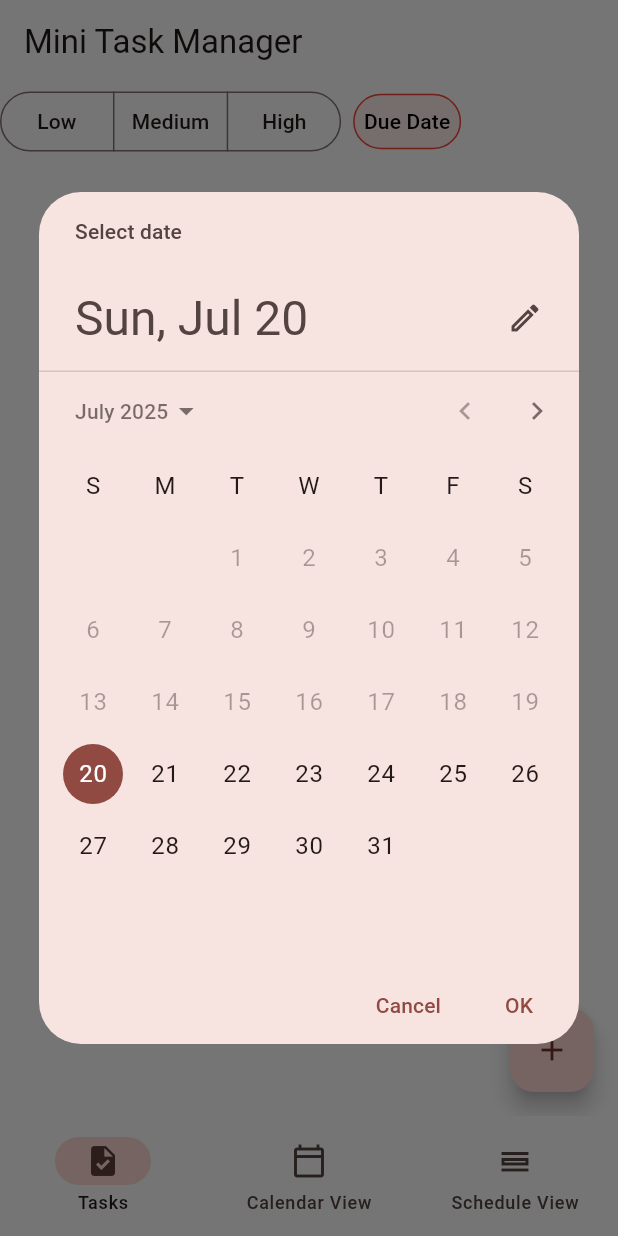
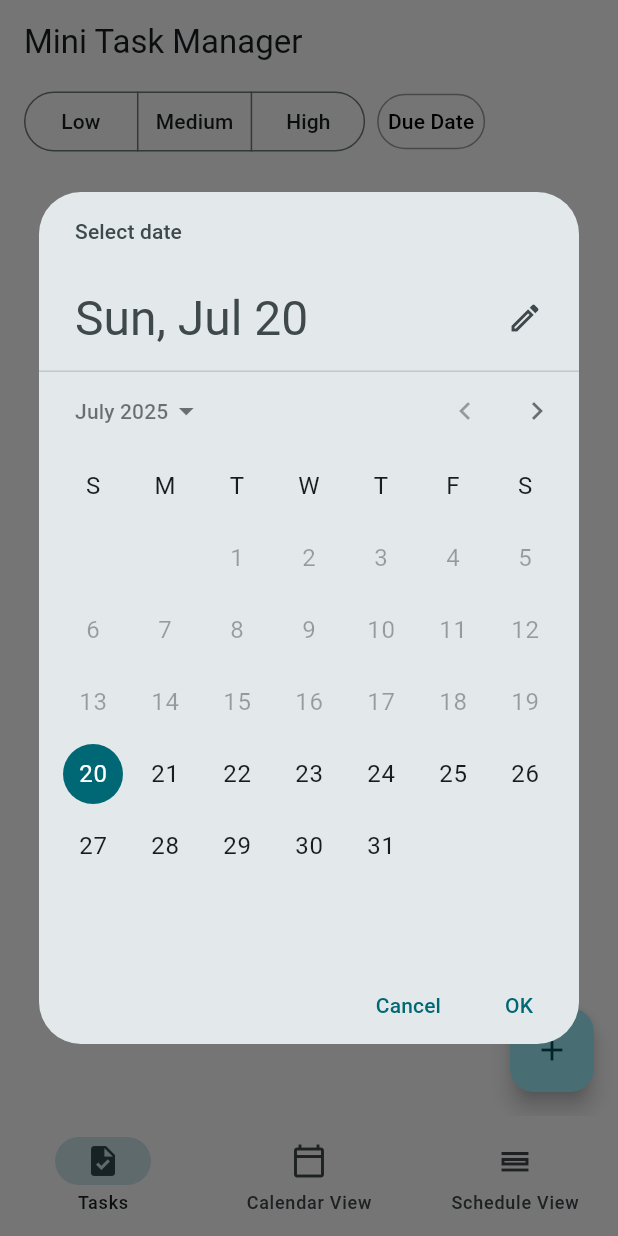
Before and after one commit to subhan-ahmd/jamtm, a Flutter app: the screen it shows after launch, after a tap on "Due Date", on a phone screen of 412 x 824 dp. Run offline on Flutter 3.47's test engine with Material 3 defaults, Android fonts, the phone set to English and light mode, and no system bars; our stand-ins replace drift, flutter_riverpod, riverpod_annotation, syncfusion_flutter_calendar; accounts and stored records are empty; generated files the repository leaves out were written again.

Commit message:
feat: update home screen ui

```diff
--- a/lib/screens/home/home_screen.dart
+++ b/lib/screens/home/home_screen.dart
@@ -7,6 +7,8 @@ import 'package:mini_task_manager/screens/home/providers/task_due_date_provider.
 import 'package:mini_task_manager/screens/home/providers/task_priority_provider.dart';
 import 'package:mini_task_manager/screens/home/widgets/task_bottom_sheet.dart';
 import 'package:mini_task_manager/screens/home/widgets/task_tile.dart';
+import 'package:mini_task_manager/utils/color_manager.dart';
+import 'package:mini_task_manager/utils/theme_manager.dart';
 import 'package:mini_task_manager/widgets/basic_bottom_sheet.dart';
 import 'package:mini_task_manager/widgets/basic_button.dart';
 import 'package:mini_task_manager/widgets/new_task_fab.dart';
@@ -81,6 +83,10 @@ class HomeScreen extends ConsumerWidget {
             width: double.maxFinite,
             child: SingleChildScrollView(
               scrollDirection: Axis.horizontal,
+              child: Padding(
+                padding: EdgeInsets.symmetric(
+                  horizontal: ThemeManager.horizontalPadding,
+                ),
                 child: Row(
                   crossAxisAlignment: CrossAxisAlignment.center,
                   mainAxisAlignment: MainAxisAlignment.start,
@@ -108,7 +114,7 @@ class HomeScreen extends ConsumerWidget {
                       data: dueDate != null
                           ? "Due: ${dueDate.toLocal().toIso8601String().split('T').first}"
                           : "Due Date",
-
+                      paddingSize: const Size(80, 45),
                       onPressed: () async {
                         DateTime startDate = DateTime(
                           DateTime.now().year,
@@ -130,8 +136,9 @@ class HomeScreen extends ConsumerWidget {
                     if (priority != null || dueDate != null)
                       BasicButton(
                         data: "",
-                      icon: Icon(Icons.close),
+                        icon: Icon(Icons.close, color: ColorManager.red),
                         noPadding: true,
+                        paddingSize: const Size(45, 45),
                         onPressed: () async {
                           ref
                               .read(taskDueDateProvider.notifier)
@@ -145,7 +152,12 @@ class HomeScreen extends ConsumerWidget {
                 ),
               ),
             ),
+          ),
           Expanded(
+            child: Padding(
+              padding: EdgeInsets.symmetric(
+                horizontal: ThemeManager.horizontalPadding,
+              ),
               child: tasks.when(
                 data: (tasks) => ListView.builder(
                   itemCount: tasks.length,
@@ -153,6 +165,8 @@ class HomeScreen extends ConsumerWidget {
                     final task = tasks[index];
                     return TaskTile(
                       task: task,
+                      selected: selectedTasks.contains(task.id),
+                      selection: selectedTasks.isNotEmpty,
                       onTap: selectedTasks.isEmpty
                           ? () {
                               BasicBottomSheet.openSheet(
@@ -178,7 +192,9 @@ class HomeScreen extends ConsumerWidget {
                               .read(selectedTasksProvider.notifier)
                               .remove(task.id!);
                         } else {
-                        ref.read(selectedTasksProvider.notifier).add(task.id!);
+                          ref
+                              .read(selectedTasksProvider.notifier)
+                              .add(task.id!);
                         }
                       },
                     );
@@ -189,8 +205,9 @@ class HomeScreen extends ConsumerWidget {
                     Center(child: Text("Error: $error")),
               ),
             ),
+          ),
         ],
-      )
+      ),
     );
   }
 }
--- a/lib/utils/color_manager.dart
+++ b/lib/utils/color_manager.dart
@@ -4,7 +4,19 @@ class ColorManager {
   static const white = Colors.white;
   static const black = Colors.black;
   static const transparent = Colors.transparent;
-  static const accent = Colors.red;
+  static const accent = grey;
   static const background = white;
+  static const grey = Colors.grey;
+  static const red = Colors.red;
+  static final cardBackground = grey.shade200;
+  static final selectedSegment = grey.shade400;
   static const primaryText = black;
+  static const highPriority = Colors.red;
+  static const mediumPriority = Colors.orange;
+  static const lowPriority = Colors.green;
+  static const priorities = <int, Color>{
+    3: highPriority,
+    2: mediumPriority,
+    1: lowPriority,
+  };
 }
--- a/lib/utils/theme_manager.dart
+++ b/lib/utils/theme_manager.dart
@@ -1,8 +1,10 @@
 import 'package:flutter/material.dart';
+import 'package:intl/intl.dart';
 import 'package:mini_task_manager/utils/color_manager.dart';
 
 class ThemeManager {
-  static double horizontalPadding = 20;
+  static double horizontalPadding = 16;
+  static DateFormat dateFormat = DateFormat('MMMM dd, yyyy');
 
   static final appTheme = ThemeData.light(useMaterial3: true).copyWith(
     colorScheme: ColorScheme.fromSeed(seedColor: ColorManager.accent),
@@ -18,5 +20,28 @@ class ThemeManager {
     bottomNavigationBarTheme: const BottomNavigationBarThemeData(
       backgroundColor: ColorManager.white,
     ),
+    cardTheme: CardThemeData(
+      elevation: 0,
+      color: ColorManager.cardBackground,
+      surfaceTintColor: ColorManager.transparent,
+      shadowColor: ColorManager.transparent,
+      shape: const RoundedRectangleBorder(
+        borderRadius: BorderRadius.all(Radius.circular(16)),
+      ),
+    ),
+    segmentedButtonTheme: SegmentedButtonThemeData(
+      style: ButtonStyle(
+        backgroundColor: WidgetStateProperty.resolveWith((states) {
+          return states.contains(WidgetState.selected)
+              ? ColorManager.selectedSegment
+              : null;
+        }),
+      ),
+    ),
+    // elevatedButtonTheme: ElevatedButtonThemeData(
+    //   style: ButtonStyle(
+    //    overlayColor: WidgetStateProperty.all(ColorManager.selectedSegment),
+    //   ),
+    // )
   );
 }
--- a/lib/widgets/basic_button.dart
+++ b/lib/widgets/basic_button.dart
@@ -10,6 +10,7 @@ class BasicButton extends StatelessWidget {
   final bool maxButton;
   final Size? buttonSize;
   final bool noPadding;
+  final Size paddingSize;
   final Widget? icon;
   const BasicButton({
     super.key,
@@ -20,6 +21,7 @@ class BasicButton extends StatelessWidget {
     this.textColor,
     this.maxButton = false,
     this.noPadding = true,
+    this.paddingSize = const Size(0, 0),
     this.buttonSize,
     this.icon,
   });
@@ -34,16 +36,16 @@ class BasicButton extends StatelessWidget {
         ),
         visualDensity: VisualDensity.compact,
         tapTargetSize: MaterialTapTargetSize.shrinkWrap,
-        backgroundColor: WidgetStateProperty.all(backgroundColor),
+        backgroundColor: WidgetStateProperty.all(backgroundColor??ColorManager.background),
         surfaceTintColor: WidgetStateProperty.all(Colors.transparent),
-        minimumSize: maxButton
+        minimumSize: noPadding?WidgetStateProperty.all(paddingSize):(maxButton
                 ? WidgetStateProperty.all(Size(double.infinity, 55))
                 : (buttonSize != null
                     ? WidgetStateProperty.all(buttonSize ?? const Size(146, 44))
-                    : WidgetStateProperty.all(Size(80, 45))),
-        shadowColor: WidgetStateProperty.all(Colors.transparent),
+                    : WidgetStateProperty.all(Size(80, 45)))),
+        shadowColor: WidgetStateProperty.all(ColorManager.transparent),
         side: WidgetStateProperty.all(
-          BorderSide(color: borderColor ?? ColorManager.accent, width: 1.0),
+          BorderSide(color: borderColor ?? ColorManager.grey, width: 1.0),
         ),
         shape: WidgetStateProperty.all(
           RoundedRectangleBorder(borderRadius: BorderRadius.circular(25)),
--- a/pubspec.yaml
+++ b/pubspec.yaml
@@ -15,6 +15,7 @@ dependencies:
   path_provider: ^2.1.5
   riverpod_annotation: ^2.6.1
   syncfusion_flutter_calendar: ^30.1.40
+  intl: ^0.20.2
 
 dev_dependencies:
   flutter_test:
```
Also changed, not shown: lib/screens/home/widgets/priority_bubble.dart (added, +37 -0 lines), lib/screens/home/widgets/task_tile.dart (+43 -11 lines), lib/widgets/basic_checkbox.dart (added, +16 -0 lines), pubspec.lock. Lines whose indentation alone changed are shown as unchanged.
